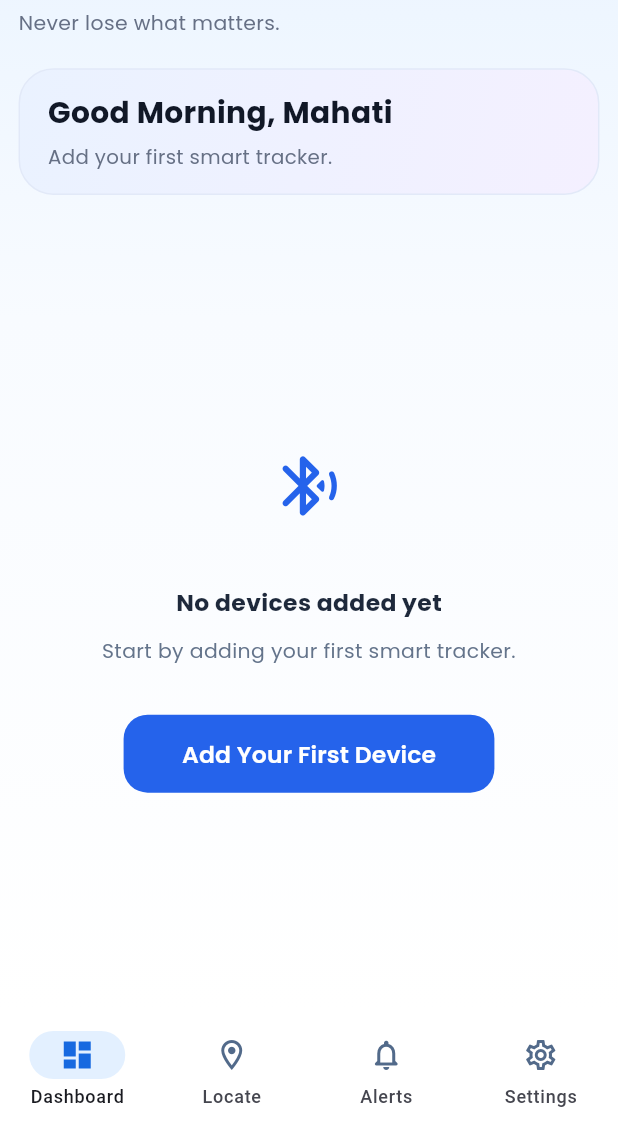
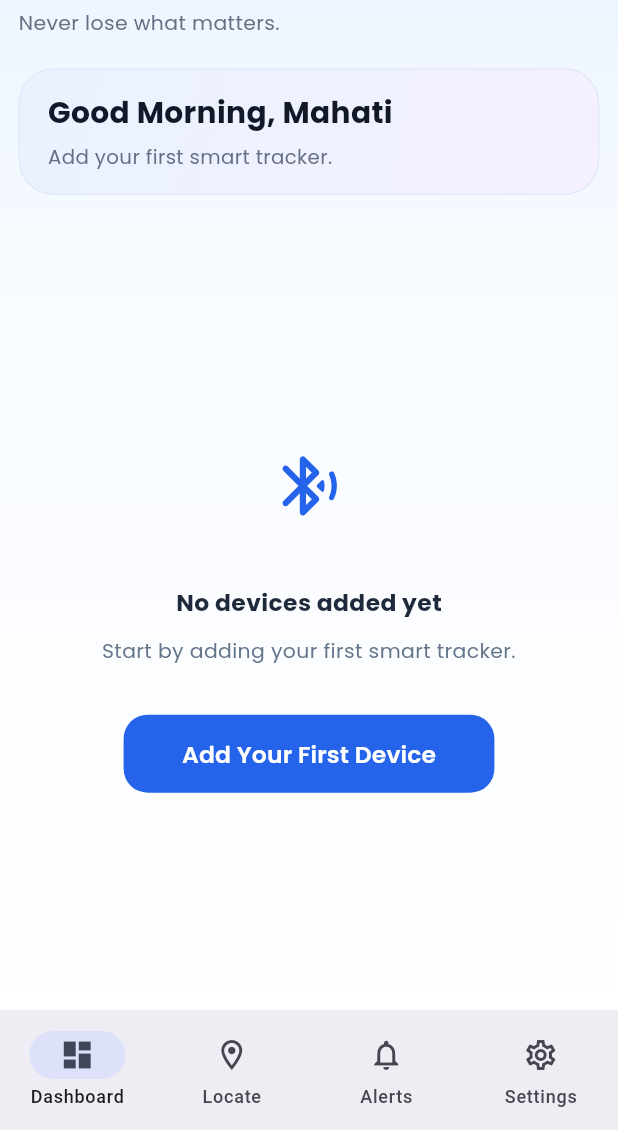
Before and after one commit to Mahatibadhe05/traceit2.0, a Flutter app: the MainScreen screen opened directly, on a phone screen of 412 x 824 dp, the part 106-1236 px from its top. Run offline on Flutter 3.47's test engine with Material 3 defaults, Android fonts, the phone set to English and light mode, and no system bars; our stand-ins replace google_fonts, image_picker, percent_indicator, shared_preferences; accounts and stored records are empty.

Commit message:
Update Flutter generated plugin files

```diff
--- a/lib/features/main/main_screen.dart
+++ b/lib/features/main/main_screen.dart
@@ -2,6 +2,7 @@ import 'package:flutter/material.dart';
 
 import '../home/home_screen.dart';
 import '../settings/settings_page.dart';
+import '../alerts/alerts_screen.dart';
 
 class MainScreen extends StatefulWidget {
   const MainScreen({super.key});
@@ -13,28 +14,42 @@ class MainScreen extends StatefulWidget {
 class _MainScreenState extends State<MainScreen> {
   int _currentIndex = 0;
 
-  final List<Widget> _screens = [
+  late final List<Widget> _screens;
+
+  @override
+  void initState() {
+    super.initState();
+
+    _screens = [
       const HomeScreen(),
+
+      // Locate
       const Center(
         child: Text(
-        "Select a device to locate",
+          'Select a device to locate',
           style: TextStyle(
             fontSize: 16,
-          fontWeight: FontWeight.w600,
           ),
         ),
       ),
-    const Center(child: Text("Alerts")),
+
+      // YOUR ALERTS SCREEN
+      const AlertsScreen(),
+
+      // Settings
       const SettingsPage(),
     ];
+  }
 
   @override
   Widget build(BuildContext context) {
     return Scaffold(
-      body: _screens[_currentIndex],
+      body: IndexedStack(
+        index: _currentIndex,
+        children: _screens,
+      ),
+
       bottomNavigationBar: NavigationBar(
-        backgroundColor: Colors.white,
-        indicatorColor: const Color(0xFFE3F0FF),
         selectedIndex: _currentIndex,
 
         onDestinationSelected: (index) {
@@ -45,50 +60,26 @@ class _MainScreenState extends State<MainScreen> {
 
         destinations: const [
           NavigationDestination(
-            icon: Icon(
-              Icons.dashboard_outlined,
-              color: Color(0xFF526A8A),
-            ),
-            selectedIcon: Icon(
-              Icons.dashboard,
-              color: Color(0xFF1769E0),
-            ),
+            icon: Icon(Icons.dashboard_outlined),
+            selectedIcon: Icon(Icons.dashboard),
             label: 'Dashboard',
           ),
 
           NavigationDestination(
-            icon: Icon(
-              Icons.location_on_outlined,
-              color: Color(0xFF526A8A),
-            ),
-            selectedIcon: Icon(
-              Icons.location_on,
-              color: Color(0xFF1769E0),
-            ),
+            icon: Icon(Icons.location_on_outlined),
+            selectedIcon: Icon(Icons.location_on),
             label: 'Locate',
           ),
 
           NavigationDestination(
-            icon: Icon(
-              Icons.notifications_none_rounded,
-              color: Color(0xFF526A8A),
-            ),
-            selectedIcon: Icon(
-              Icons.notifications_rounded,
-              color: Color(0xFF1769E0),
-            ),
+            icon: Icon(Icons.notifications_none),
+            selectedIcon: Icon(Icons.notifications),
             label: 'Alerts',
           ),
 
           NavigationDestination(
-            icon: Icon(
-              Icons.settings_outlined,
-              color: Color(0xFF526A8A),
-            ),
-            selectedIcon: Icon(
-              Icons.settings,
-              color: Color(0xFF1769E0),
-            ),
+            icon: Icon(Icons.settings_outlined),
+            selectedIcon: Icon(Icons.settings),
             label: 'Settings',
           ),
         ],
```
Lines whose indentation alone changed are shown as unchanged.
